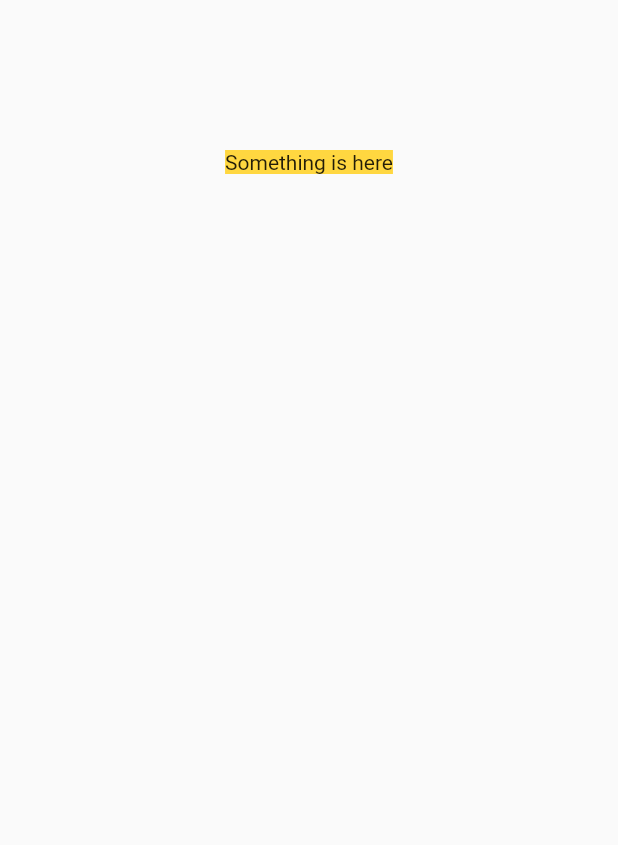
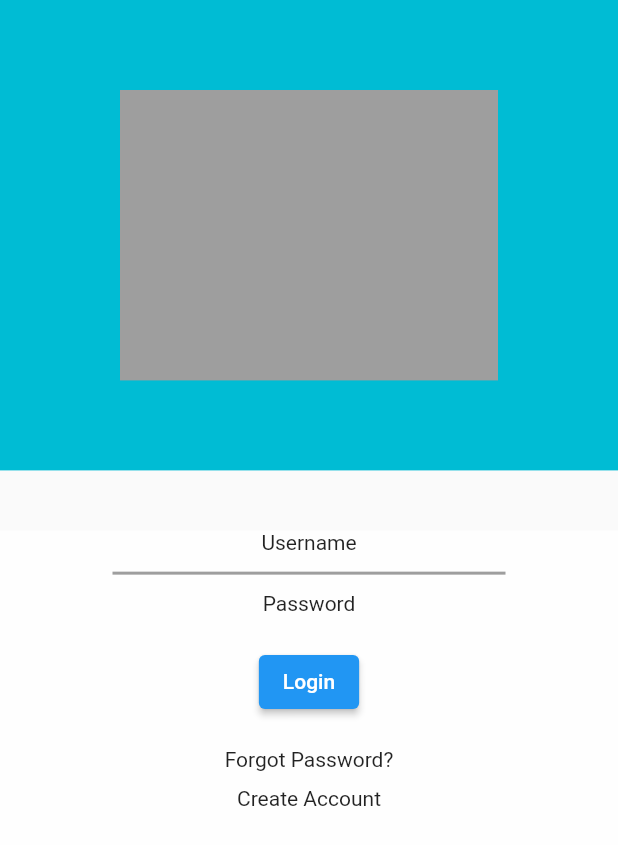
Before and after one commit to Uzairkhan98/Task-1, a Flutter app: the screen it shows after launch, on a phone screen of 412 x 824 dp. Shown: the top 845 px of the screen. Run offline on Flutter 3.47's test engine with Material 2 defaults, Android fonts, the phone set to English and light mode, and no system bars.

Commit message:
Added basic layout components

```diff
--- a/lib/main.dart
+++ b/lib/main.dart
@@ -1,34 +1,79 @@
 import 'package:flutter/material.dart';
 
 void main() {
-  runApp(const MyApp());
+  runApp(const MaterialApp(
+    home: Home(),
+  ));
 }
 
-class MyApp extends StatelessWidget {
-  const MyApp({Key? key}) : super(key: key);
+class Home extends StatefulWidget {
+  const Home({Key? key}) : super(key: key);
 
-  // This widget is the root of your application.
+  @override
+  _HomeState createState() => _HomeState();
+}
+
+class _HomeState extends State<Home> {
   @override
   Widget build(BuildContext context) {
-    return MaterialApp(
-      title: 'Flutter Project',
-      theme: ThemeData(
-        primarySwatch: Colors.blue,
+    return Scaffold(
+      body: Column(
+        children: <Widget>[
+          Expanded(
+            flex: 4,
+            child: Container(
+              color: Colors.cyan,
+              padding: EdgeInsets.symmetric(horizontal: 80, vertical: 60),
+              child: Container(
+                color: Colors.grey,
               ),
-      home: Scaffold(
-        body: Center(
+            ),
+          ),
+          SizedBox(
+            height: 40,
+            ),
+          Expanded(
+            flex: 6,
+            child: Container(
+              color: Colors.white70,
+              child: Center(
+                child: Padding(
+                  padding: const EdgeInsets.fromLTRB(40,0,40,0),
                   child: Column(
-            children: [
+                    children: <Widget>[
+                      const Text('Username'),
+                      const Padding(
+                        padding: EdgeInsets.symmetric( horizontal: 30, vertical: 0),
+                        child: Divider(
+                          color: Colors.grey,
+                          height:25,
+                          thickness: 2,
+                          indent:5,
+                          endIndent: 5,
+                        ),
+                      ),
+                      const Text('Password'),
                       Padding(
-                padding: const EdgeInsets.only(top:100),
-                child: Container(
-                    child: const Text('Something is here'),
-                    color: Colors.amberAccent,
+                        padding: const EdgeInsets.symmetric(horizontal: 30, vertical: 20),
+                        child: ElevatedButton(onPressed: () => {}, child: const Text ('Login')),
                       ),
+                      InkWell(
+                        child: const Text('Forgot Password?'),
+                        onTap: () => {}
+                      ),
+                      const SizedBox(height: 10),
+                      InkWell(
+                          child: const Text('Create Account'),
+                          onTap: () => {}
                       )
+
                     ],
                   ),
-        )
+                ),
+              ),
+            ),
+          ),
+        ],
       ),
       );
   }
```
Lines whose indentation alone changed are shown as unchanged.
